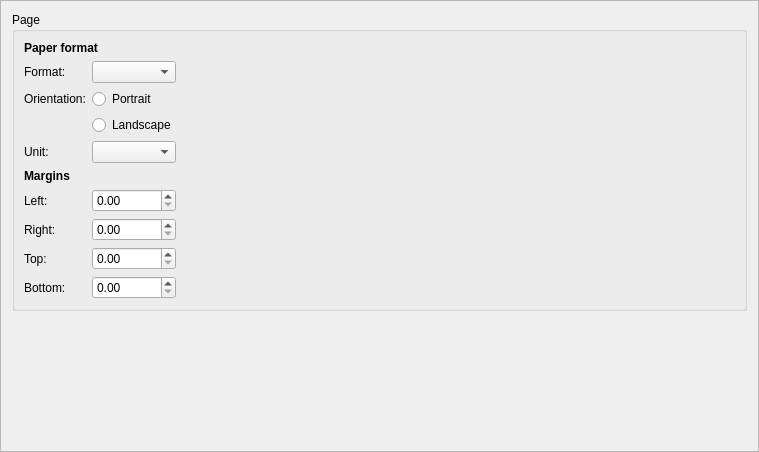
EgonSpengler/LimePipes, file src/app/dialogs/settingspages/layoutsettingspage.ui: the form before one commit.
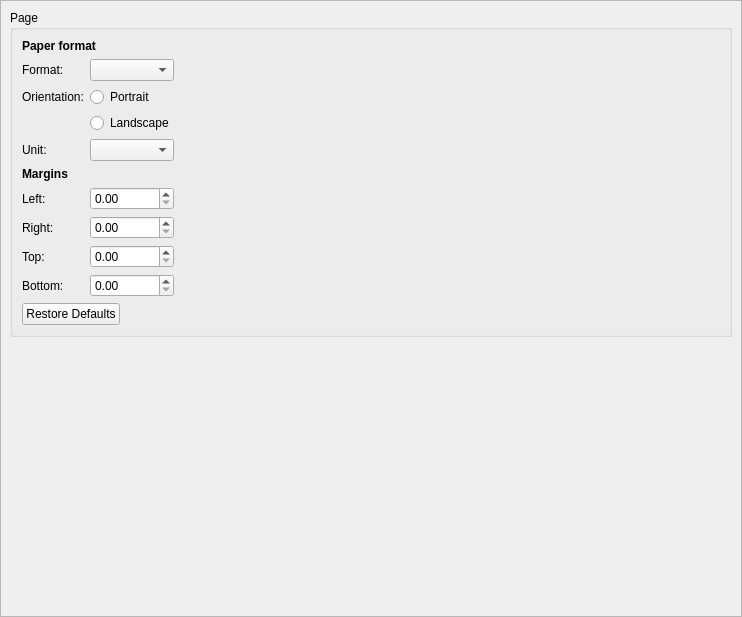
The form after the commit.

Commit message: store layout settings permanently

The edit to the form file:
```diff
--- a/src/app/dialogs/settingspages/layoutsettingspage.ui
+++ b/src/app/dialogs/settingspages/layoutsettingspage.ui
@@ -6,8 +6,8 @@
    <rect>
     <x>0</x>
     <y>0</y>
-    <width>759</width>
-    <height>452</height>
+    <width>742</width>
+    <height>617</height>
    </rect>
   </property>
   <property name="windowTitle">
@@ -19,8 +19,41 @@
   <property name="frameShadow">
    <enum>QFrame::Raised</enum>
   </property>
+  <layout class="QVBoxLayout" name="verticalLayout">
+   <property name="spacing">
+    <number>0</number>
+   </property>
+   <property name="leftMargin">
+    <number>0</number>
+   </property>
+   <property name="topMargin">
+    <number>0</number>
+   </property>
+   <property name="rightMargin">
+    <number>0</number>
+   </property>
+   <property name="bottomMargin">
+    <number>0</number>
+   </property>
+   <item>
+    <widget class="QScrollArea" name="scrollArea">
+     <property name="frameShape">
+      <enum>QFrame::NoFrame</enum>
+     </property>
+     <property name="widgetResizable">
+      <bool>true</bool>
+     </property>
+     <widget class="QWidget" name="scrollAreaWidgetContents">
+      <property name="geometry">
+       <rect>
+        <x>0</x>
+        <y>0</y>
+        <width>740</width>
+        <height>615</height>
+       </rect>
+      </property>
   <layout class="QGridLayout" name="gridLayout">
-   <item row="0" column="1">
+       <item row="0" column="0">
     <widget class="QGroupBox" name="groupBox">
      <property name="title">
       <string>Page</string>
@@ -140,10 +173,17 @@
       <item row="4" column="1">
        <widget class="QComboBox" name="layoutUnitComboBox"/>
       </item>
+          <item row="10" column="0" colspan="3">
+           <widget class="QDialogButtonBox" name="buttonBox">
+            <property name="standardButtons">
+             <set>QDialogButtonBox::RestoreDefaults</set>
+            </property>
+           </widget>
+          </item>
      </layout>
     </widget>
    </item>
-   <item row="1" column="1">
+       <item row="1" column="0">
     <spacer name="verticalSpacer">
      <property name="orientation">
       <enum>Qt::Vertical</enum>
@@ -158,6 +198,10 @@
    </item>
   </layout>
  </widget>
+    </widget>
+   </item>
+  </layout>
+ </widget>
  <resources/>
  <connections/>
 </ui>
```
Left out of the diff: 80 changed lines with no effect on the pictures. Lines whose indentation alone changed are shown as unchanged. The commit also changes 5 other files.
